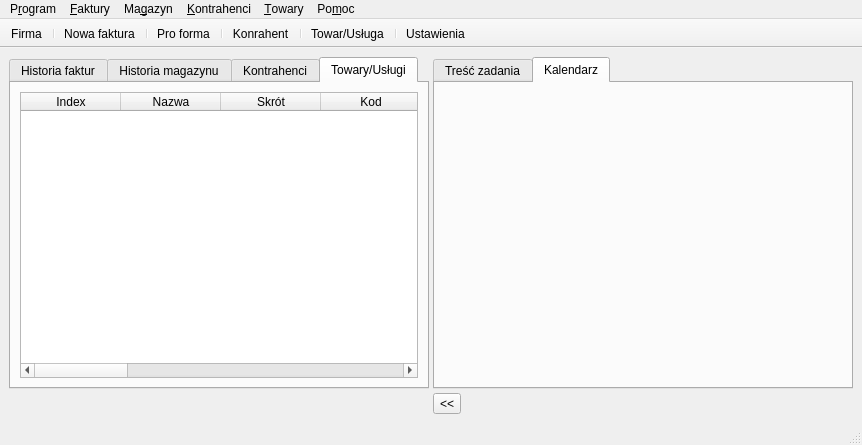
The window that qfaktury/src/mainwindow.ui (ppitu/qfaktury) describes before a commit, drawn with Qt 5.
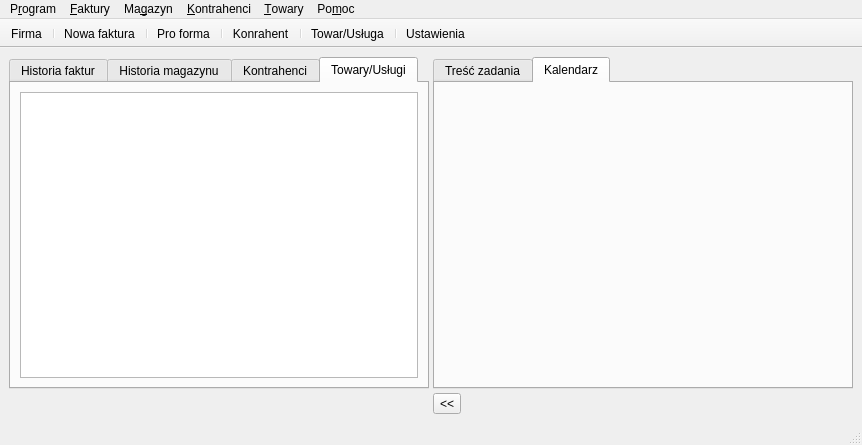
The same window after the commit. The open tabs and pages were chosen to show the change. Icons and pictures are not drawn.

```diff
--- a/qfaktury/src/mainwindow.ui
+++ b/qfaktury/src/mainwindow.ui
@@ -578,92 +578,7 @@
        </attribute>
        <layout class="QGridLayout">
         <item row="0" column="0">
-         <widget class="QTableWidget" name="tableT">
-          <property name="contextMenuPolicy">
-           <enum>Qt::CustomContextMenu</enum>
-          </property>
-          <property name="editTriggers">
-           <set>QAbstractItemView::NoEditTriggers</set>
-          </property>
-          <property name="selectionMode">
-           <enum>QAbstractItemView::SingleSelection</enum>
-          </property>
-          <property name="selectionBehavior">
-           <enum>QAbstractItemView::SelectItems</enum>
-          </property>
-          <property name="numRows" stdset="0">
-           <number>0</number>
-          </property>
-          <property name="numCols" stdset="0">
-           <number>12</number>
-          </property>
-          <property name="readOnly" stdset="0">
-           <bool>true</bool>
-          </property>
-          <property name="sorting" stdset="0">
-           <bool>true</bool>
-          </property>
-          <column>
-           <property name="text">
-            <string>Index</string>
-           </property>
-          </column>
-          <column>
-           <property name="text">
-            <string>Nazwa</string>
-           </property>
-          </column>
-          <column>
-           <property name="text">
-            <string>Skrót</string>
-           </property>
-          </column>
-          <column>
-           <property name="text">
-            <string>Kod</string>
-           </property>
-          </column>
-          <column>
-           <property name="text">
-            <string>PKWiU</string>
-           </property>
-          </column>
-          <column>
-           <property name="text">
-            <string>Typ</string>
-           </property>
-          </column>
-          <column>
-           <property name="text">
-            <string>Jedn.</string>
-           </property>
-          </column>
-          <column>
-           <property name="text">
-            <string>Netto1</string>
-           </property>
-          </column>
-          <column>
-           <property name="text">
-            <string>Netto2</string>
-           </property>
-          </column>
-          <column>
-           <property name="text">
-            <string>Netto3</string>
-           </property>
-          </column>
-          <column>
-           <property name="text">
-            <string>Netto4</string>
-           </property>
-          </column>
-          <column>
-           <property name="text">
-            <string>Stawka VAT</string>
-           </property>
-          </column>
-         </widget>
+         <widget class="QTableView" name="tableT"/>
         </item>
        </layout>
       </widget>
```
Left out of the diff: 3 changed lines with no effect on the pictures.
